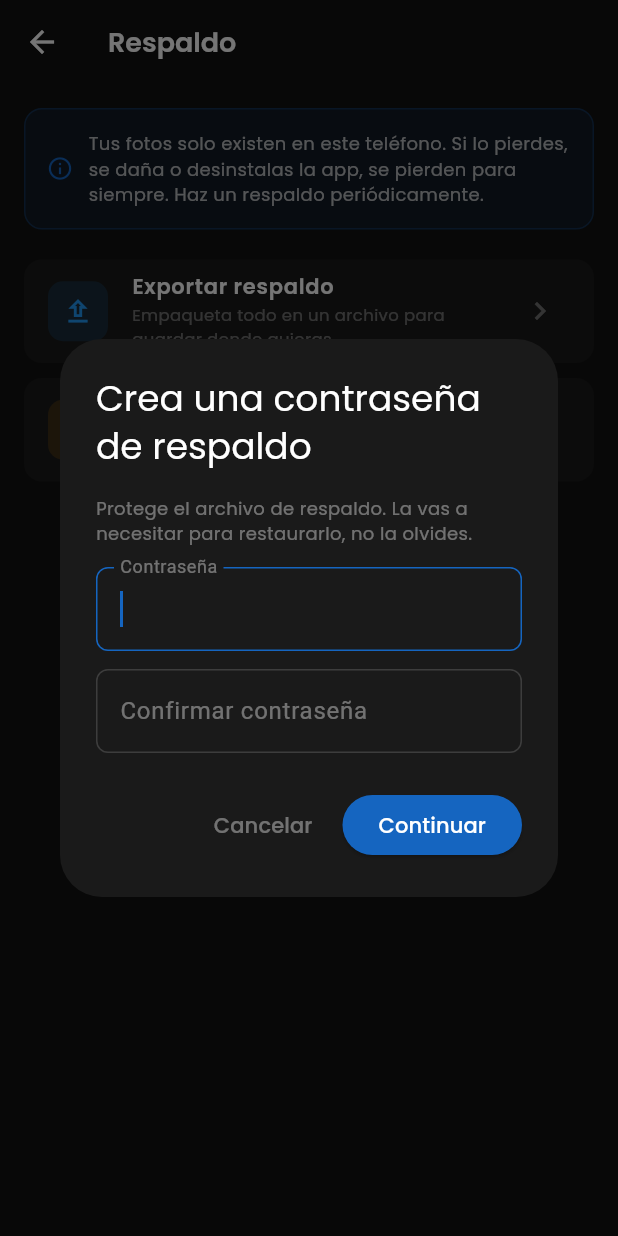
After one commit to hugodiaz2/SecretGalleryHD, a Flutter app: the BackupScreen screen opened directly, after a tap on "Exportar respaldo", on a phone screen of 412 x 824 dp. The commit adds this screen. Run offline on Flutter 3.47's test engine with Material 3 defaults, Android fonts, the phone set to English and light mode, and no system bars; our stand-ins replace camera, chewie, file_picker, flutter_secure_storage, google_fonts, local_auth and 5 more; missing offline and left inert: encrypt, photo_manager, pointycastle, screen_brightness, video_thumbnail; accounts and stored records are empty.

Commit message:
Changes in security backup photos

```diff
--- a/lib/core/security/password_service.dart
+++ b/lib/core/security/password_service.dart
@@ -23,4 +23,7 @@ class PasswordService {
   Future<void> deletePassword() async {
     await _storage.delete(key: _key);
   }
+
+  /// Solo para empaquetar/restaurar respaldos.
+  Future<String?> rawPassword() => _storage.read(key: _key);
 }
--- a/lib/core/security/pin_service.dart
+++ b/lib/core/security/pin_service.dart
@@ -28,4 +28,9 @@ class PinService {
   Future<void> deletePin() async {
     await _storage.delete(key: _key);
   }
+
+  /// Solo para empaquetar/restaurar respaldos: el PIN se guarda en texto
+  /// plano en el storage seguro, así que exponerlo crudo no cambia el
+  /// modelo de seguridad existente.
+  Future<String?> rawPin() => _storage.read(key: _key);
 }
--- /dev/null
+++ b/lib/core/services/lifecycle_guard.dart
@@ -0,0 +1,31 @@
+/// Evita que "cerrar al minimizar" y el re-bloqueo automático se disparen
+/// cuando la propia app abre algo externo a propósito (compartir una
+/// foto, elegir un archivo de respaldo, etc.). Sin esto, Android manda la
+/// app a segundo plano al abrir Drive/WhatsApp y AppEntry lo trata igual
+/// que si el usuario hubiera salido de verdad — cerrando la app o
+/// pidiendo el PIN de nuevo en medio de una acción que la misma app
+/// inició.
+class LifecycleGuard {
+  static int _suppressCount = 0;
+
+  static bool get isSuppressed => _suppressCount > 0;
+
+  static void _begin() => _suppressCount++;
+
+  static void _end() {
+    if (_suppressCount > 0) _suppressCount--;
+  }
+
+  /// Envuelve una acción que abre algo externo (compartir, seleccionar
+  /// archivo, etc.). Mientras esté en curso —y un breve margen después,
+  /// porque el evento "paused" a veces llega ya vuelto a foreground—
+  /// se ignoran el cierre y el re-bloqueo automáticos.
+  static Future<T> run<T>(Future<T> Function() action) async {
+    _begin();
+    try {
+      return await action();
+    } finally {
+      Future.delayed(const Duration(milliseconds: 800), _end);
+    }
+  }
+}
--- a/lib/core/services/prefs_service.dart
+++ b/lib/core/services/prefs_service.dart
@@ -86,7 +86,7 @@ class PrefsService {
       _setBool(_keyIntruderSelfie, v);
 
   Future<bool> getPreventScreenshot() =>
-      _getBool(_keyPreventScreenshot, defaultValue: true);
+      _getBool(_keyPreventScreenshot, defaultValue: false);
   Future<void> savePreventScreenshot(bool v) =>
       _setBool(_keyPreventScreenshot, v);
 
--- /dev/null
+++ b/lib/features/backup/backup_screen.dart
@@ -0,0 +1,372 @@
+import 'dart:io';
+import 'package:file_picker/file_picker.dart';
+import 'package:flutter/material.dart';
+import 'package:google_fonts/google_fonts.dart';
+import 'package:share_plus/share_plus.dart';
+import '../../core/services/backup_service.dart';
+import '../../core/services/lifecycle_guard.dart';
+import '../../core/theme/app_colors.dart';
+
+class BackupScreen extends StatefulWidget {
+  const BackupScreen({super.key});
+
+  @override
+  State<BackupScreen> createState() => _BackupScreenState();
+}
+
+class _BackupScreenState extends State<BackupScreen> {
+  bool _busy = false;
+  String _status = '';
+
+  // ── Exportar ──────────────────────────────────────────────
+  Future<void> _startExport() async {
+    final password = await _askBackupPassword(confirm: true);
+    if (password == null || !mounted) return;
+
+    setState(() {
+      _busy = true;
+      _status = 'Preparando respaldo...';
+    });
+
+    try {
+      final file = await BackupService.instance.exportBackup(
+        password: password,
+        onProgress: (s) {
+          if (mounted) setState(() => _status = s);
+        },
+      );
+      if (!mounted) return;
+      setState(() => _busy = false);
+      await LifecycleGuard.run(() => Share.shareXFiles(
+          [XFile(file.path)],
+          text: 'Respaldo de Secret Gallery HD'));
+    } catch (e) {
+      if (!mounted) return;
+      setState(() => _busy = false);
+      _showError('No se pudo crear el respaldo: $e');
+    }
+  }
+
+  // ── Restaurar ─────────────────────────────────────────────
+  Future<void> _startRestore() async {
+    final confirmed = await showDialog<bool>(
+      context: context,
+      builder: (ctx) => AlertDialog(
+        backgroundColor: Theme.of(context).extension<AppColors>()!.surface,
+        title: Text('¿Restaurar respaldo?',
+            style: GoogleFonts.poppins(color: context.colors.textPrimary)),
+        content: Text(
+          'Esto reemplazará TODA tu bóveda actual (fotos, carpetas, PIN y '
+          'contraseña) con el contenido del respaldo. No se puede deshacer.',
+          style: GoogleFonts.poppins(color: context.colors.textSecondary),
+        ),
+        actions: [
+          TextButton(
+            onPressed: () => Navigator.pop(ctx, false),
+            child: Text('Cancelar',
+                style: GoogleFonts.poppins(color: context.colors.textMuted)),
+          ),
+          TextButton(
+            onPressed: () => Navigator.pop(ctx, true),
+            child: Text('Continuar',
+                style: GoogleFonts.poppins(color: Colors.redAccent)),
+          ),
+        ],
+      ),
+    );
+    if (confirmed != true || !mounted) return;
+
+    final result = await LifecycleGuard.run(
+        () => FilePicker.platform.pickFiles(type: FileType.any));
+    final path = result?.files.single.path;
+    if (path == null || !mounted) return;
+
+    final password = await _askBackupPassword(confirm: false);
+    if (password == null || !mounted) return;
+
+    setState(() {
+      _busy = true;
+      _status = 'Preparando restauración...';
+    });
+
+    try {
+      await BackupService.instance.restoreBackup(
+        backupFile: File(path),
+        password: password,
+        onProgress: (s) {
+          if (mounted) setState(() => _status = s);
+        },
+      );
+      if (!mounted) return;
+      setState(() => _busy = false);
+      await _showRestoreDoneDialog();
+    } catch (e) {
+      if (!mounted) return;
+      setState(() => _busy = false);
+      _showError('No se pudo restaurar: ${e.toString().replaceFirst('Exception: ', '')}');
+    }
+  }
+
+  Future<void> _showRestoreDoneDialog() {
+    return showDialog(
+      context: context,
+      barrierDismissible: false,
+      builder: (ctx) => AlertDialog(
+        backgroundColor: Theme.of(context).extension<AppColors>()!.surface,
+        title: Text('Restauración completa',
+            style: GoogleFonts.poppins(color: context.colors.textPrimary)),
+        content: Text(
+          'Tu bóveda fue restaurada. La app necesita reiniciarse para '
+          'aplicar los cambios.',
+          style: GoogleFonts.poppins(color: context.colors.textSecondary),
+        ),
+        actions: [
+          TextButton(
+            onPressed: () => exit(0),
+            child: Text('Reiniciar ahora',
+                style: GoogleFonts.poppins(
+                    color: Theme.of(context).colorScheme.primary)),
+          ),
+        ],
+      ),
+    );
+  }
+
+  Future<String?> _askBackupPassword({required bool confirm}) async {
+    final ctrl = TextEditingController();
+    final confirmCtrl = TextEditingController();
+    String? error;
+
+    return showDialog<String>(
+      context: context,
+      builder: (ctx) => StatefulBuilder(
+        builder: (ctx, setDialogState) => AlertDialog(
+          backgroundColor: Theme.of(context).extension<AppColors>()!.surface,
+          title: Text(
+              confirm ? 'Crea una contraseña de respaldo' : 'Contraseña del respaldo',
+              style: GoogleFonts.poppins(color: context.colors.textPrimary)),
+          content: Column(
+            mainAxisSize: MainAxisSize.min,
+            children: [
+              Text(
+                confirm
+                    ? 'Protege el archivo de respaldo. La vas a necesitar para restaurarlo, no la olvides.'
+                    : 'Ingresa la contraseña que usaste al crear este respaldo.',
+                style: GoogleFonts.poppins(
+                    color: context.colors.textMuted, fontSize: 12),
+              ),
+              const SizedBox(height: 14),
+              if (error != null)
+                Padding(
+                  padding: const EdgeInsets.only(bottom: 10),
+                  child: Text(error!,
+                      style: GoogleFonts.poppins(
+                          color: Colors.redAccent, fontSize: 12)),
+                ),
+              TextField(
+                controller: ctrl,
+                obscureText: true,
+                autofocus: true,
+                style: TextStyle(color: context.colors.textPrimary),
+                decoration: InputDecoration(
+                  labelText: 'Contraseña',
+                  labelStyle: TextStyle(color: context.colors.textMuted),
+                  enabledBorder: OutlineInputBorder(
+                    borderRadius: BorderRadius.circular(8),
+                    borderSide: const BorderSide(color: Color(0xFF3D3D3D)),
+                  ),
+                  focusedBorder: OutlineInputBorder(
+                    borderRadius: BorderRadius.circular(8),
+                    borderSide:
+                        BorderSide(color: Theme.of(context).colorScheme.primary),
+                  ),
+                ),
+              ),
+              if (confirm) ...[
+                const SizedBox(height: 12),
+                TextField(
+                  controller: confirmCtrl,
+                  obscureText: true,
+                  style: TextStyle(color: context.colors.textPrimary),
+                  decoration: InputDecoration(
+                    labelText: 'Confirmar contraseña',
+                    labelStyle: TextStyle(color: context.colors.textMuted),
+                    enabledBorder: OutlineInputBorder(
+                      borderRadius: BorderRadius.circular(8),
+                      borderSide: const BorderSide(color: Color(0xFF3D3D3D)),
+                    ),
+                    focusedBorder: OutlineInputBorder(
+                      borderRadius: BorderRadius.circular(8),
+                      borderSide: BorderSide(
+                          color: Theme.of(context).colorScheme.primary),
+                    ),
+                  ),
+                ),
+              ],
+            ],
+          ),
+          actions: [
+            TextButton(
+              onPressed: () => Navigator.pop(ctx),
+              child: Text('Cancelar',
+                  style: GoogleFonts.poppins(color: context.colors.textMuted)),
+            ),
+            ElevatedButton(
+              style: ElevatedButton.styleFrom(
+                  backgroundColor: Theme.of(context).colorScheme.primary),
+              onPressed: () {
+                if (ctrl.text.length < 4) {
+                  setDialogState(() => error = 'Mínimo 4 caracteres');
+                  return;
+                }
+                if (confirm && ctrl.text != confirmCtrl.text) {
+                  setDialogState(() => error = 'Las contraseñas no coinciden');
+                  return;
+                }
+                Navigator.pop(ctx, ctrl.text);
+              },
+              child: Text('Continuar',
+                  style: GoogleFonts.poppins(color: context.colors.textPrimary)),
+            ),
+          ],
+        ),
+      ),
+    );
+  }
+
+  void _showError(String message) {
+    ScaffoldMessenger.of(context).showSnackBar(
+      SnackBar(
+        backgroundColor: Theme.of(context).extension<AppColors>()!.surface,
+        content: Row(children: [
+          const Icon(Icons.error_outline, color: Colors.redAccent, size: 18),
+          const SizedBox(width: 8),
+          Expanded(
+            child: Text(message,
+                style: GoogleFonts.poppins(color: context.colors.textPrimary)),
+          ),
+        ]),
+      ),
+    );
+  }
+
+  @override
+  Widget build(BuildContext context) {
+    if (_busy) {
+      return Scaffold(
+        backgroundColor: context.colors.bg,
+        body: Center(
+          child: Padding(
+            padding: const EdgeInsets.symmetric(horizontal: 32),
+            child: Column(
+              mainAxisSize: MainAxisSize.min,
+              children: [
+                CircularProgressIndicator(
+                    color: Theme.of(context).colorScheme.primary),
+                const SizedBox(height: 20),
+                Text(_status,
+                    textAlign: TextAlign.center,
+                    style: GoogleFonts.poppins(
+                        color: context.colors.textSecondary, fontSize: 13)),
+              ],
+            ),
+          ),
+        ),
+      );
+    }
+
+    return Scaffold(
+      backgroundColor: context.colors.bg,
+      appBar: AppBar(
+        backgroundColor: context.colors.bg,
+        elevation: 0,
+        leading: IconButton(
+          icon: Icon(Icons.arrow_back, color: context.colors.textPrimary),
+          onPressed: () => Navigator.pop(context),
+        ),
+        title: Text('Respaldo',
+            style: GoogleFonts.poppins(
+                color: context.colors.textPrimary,
+                fontSize: 18,
+                fontWeight: FontWeight.w600)),
+      ),
+      body: ListView(
+        padding: const EdgeInsets.all(16),
+        children: [
+          Container(
+            padding: const EdgeInsets.all(14),
+            decoration: BoxDecoration(
+              color: Theme.of(context).colorScheme.primary.withOpacity(0.1),
+              borderRadius: BorderRadius.circular(12),
+              border: Border.all(
+                  color: Theme.of(context).colorScheme.primary.withOpacity(0.3)),
+            ),
+            child: Row(
+              children: [
+                Icon(Icons.info_outline,
+                    color: Theme.of(context).colorScheme.primary, size: 18),
+                const SizedBox(width: 10),
+                Expanded(
+                  child: Text(
+                    'Tus fotos solo existen en este teléfono. Si lo pierdes, se '
+                    'daña o desinstalas la app, se pierden para siempre. '
+                    'Haz un respaldo periódicamente.',
+                    style: GoogleFonts.poppins(
+                        color: context.colors.textSecondary, fontSize: 12),
+                  ),
+                ),
+              ],
+            ),
+          ),
+          const SizedBox(height: 20),
+          _actionTile(
+            icon: Icons.upload_outlined,
+            iconColor: Colors.blue,
+            title: 'Exportar respaldo',
+            subtitle: 'Empaqueta todo en un archivo para guardar donde quieras',
+            onTap: _startExport,
+          ),
+          const SizedBox(height: 10),
+          _actionTile(
+            icon: Icons.download_outlined,
+            iconColor: Colors.orange,
+            title: 'Restaurar respaldo',
+            subtitle: 'Reemplaza tu bóveda actual con un archivo de respaldo',
+            onTap: _startRestore,
+          ),
+        ],
+      ),
+    );
+  }
+
+  Widget _actionTile({
+    required IconData icon,
+    required Color iconColor,
+    required String title,
+    required String subtitle,
+    required VoidCallback onTap,
+  }) {
+    return ListTile(
+      tileColor: context.colors.surface,
+      shape: RoundedRectangleBorder(borderRadius: BorderRadius.circular(12)),
+      onTap: onTap,
+      leading: Container(
+        width: 40,
+        height: 40,
+        decoration: BoxDecoration(
+          color: iconColor.withOpacity(0.15),
+          borderRadius: BorderRadius.circular(10),
+        ),
+        child: Icon(icon, color: iconColor, size: 22),
+      ),
+      title: Text(title,
+          style: GoogleFonts.poppins(
+              color: context.colors.textPrimary,
+              fontSize: 14,
+              fontWeight: FontWeight.w600)),
+      subtitle: Text(subtitle,
+          style: GoogleFonts.poppins(color: context.colors.textMuted, fontSize: 11)),
+      trailing: Icon(Icons.chevron_right, color: context.colors.textMuted),
+    );
+  }
+}
--- a/lib/features/photos/photo_viewer_screen.dart
+++ b/lib/features/photos/photo_viewer_screen.dart
@@ -7,6 +7,7 @@ import 'package:share_plus/share_plus.dart';
 import '../../core/database/db_helper.dart';
 import '../../core/services/media_service.dart';
 import '../../core/services/prefs_service.dart';
+import '../../core/services/lifecycle_guard.dart';
 import '../../shared/widgets/folder_tree_sheet.dart';
 import '../../shared/widgets/unlock_helper.dart';
 import 'video_player_screen.dart';
@@ -195,7 +196,7 @@ class _PhotoViewerScreenState extends State<PhotoViewerScreen> {
     final name = (photo['original_name'] as String?) ?? 'archivo';
     final tempFile = File('${tempDir.path}/$name');
     await tempFile.writeAsBytes(bytes);
-    await Share.shareXFiles([XFile(tempFile.path)]);
+    await LifecycleGuard.run(() => Share.shareXFiles([XFile(tempFile.path)]));
   }
 
   // ── Mover a carpeta ───────────────────────────────────────
--- a/lib/features/photos/video_player_screen.dart
+++ b/lib/features/photos/video_player_screen.dart
@@ -10,6 +10,7 @@ import 'package:share_plus/share_plus.dart';
 import '../../core/database/db_helper.dart';
 import '../../core/services/media_service.dart';
 import '../../core/services/prefs_service.dart';
+import '../../core/services/lifecycle_guard.dart';
 import '../../shared/widgets/folder_tree_sheet.dart';
 import '../../shared/widgets/unlock_helper.dart';
 
@@ -212,7 +213,7 @@ class _VideoPlayerScreenState extends State<VideoPlayerScreen> {
   Future<void> _shareVideo() async {
     _videoController?.pause();
     if (_tempFile == null || !mounted) return;
-    await Share.shareXFiles([XFile(_tempFile!.path)]);
+    await LifecycleGuard.run(() => Share.shareXFiles([XFile(_tempFile!.path)]));
   }
 
   // ── Mover a carpeta ───────────────────────────────────────
--- a/pubspec.yaml
+++ b/pubspec.yaml
@@ -51,6 +51,10 @@ dependencies:
   wakelock_plus: ^1.2.8
   screen_brightness: ^2.1.11
 
+  # Respaldo
+  archive: ^3.6.1
+  file_picker: ^8.1.4
+
 dev_dependencies:
   flutter_test:
     sdk: flutter
```
Also changed, not shown: lib/core/database/db_helper.dart (+11 -1 lines), lib/core/security/crypto_service.dart (+13 -0 lines), lib/core/services/backup_service.dart (added, +212 -0 lines), lib/features/settings/settings_screen.dart (+20 -1 lines), lib/main.dart (+7 -0 lines), pubspec.lock, 2 other files.
